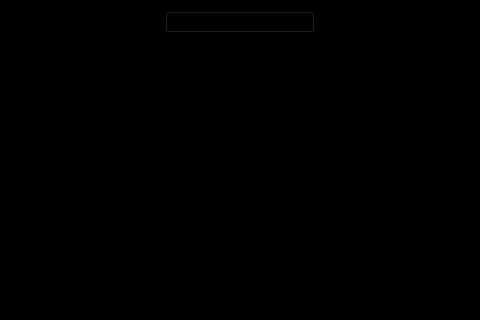
Above: app/views/QueryView.ui from snorlax95/Goofy-SQL before the change; both pictures show x 102 to 582 and y 0 to 320 of the 685 by 414 pixel window. Below: the same form after it.
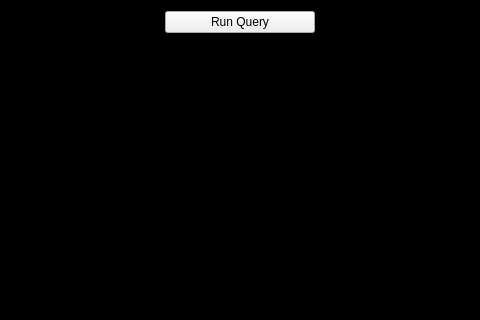
That is the form after the change.

Diff of the .ui file:
```diff
--- a/app/views/QueryView.ui
+++ b/app/views/QueryView.ui
@@ -66,7 +66,7 @@
         </size>
        </property>
        <property name="styleSheet">
-        <string notr="true"/>
+        <string notr="true">background-color: none;</string>
        </property>
        <property name="text">
         <string>Run Query</string>
```
